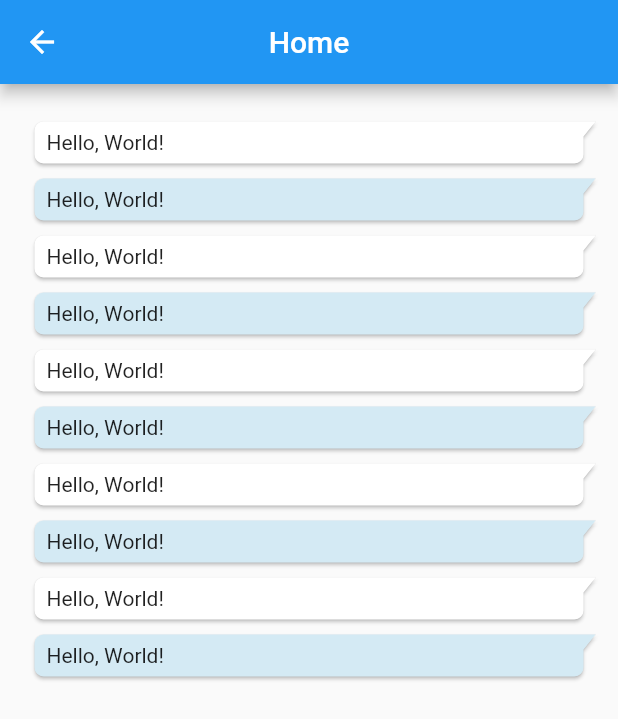
After one commit to wesamamassi7667/chat-app-flutter, a Flutter app: the ChatScreen screen opened by its route, on a phone screen of 412 x 824 dp. The commit adds this screen. Shown: the top 719 px of the screen. Run offline on Flutter 3.47's test engine with Material 2 defaults, Android fonts, the phone set to English and light mode, and no system bars; drawn by our look-alikes of bubble; our stand-ins replace cloud_firestore, firebase_auth, firebase_core, google_sign_in, shared_preferences; accounts and stored records are empty.

Commit message:
refactor home to chat screen

```diff
--- a/lib/main.dart
+++ b/lib/main.dart
@@ -1,4 +1,5 @@
 import 'package:chat_app/helper/util_shared_preferences.dart';
+import 'package:chat_app/screens/chat_screen.dart';
 import 'package:chat_app/screens/home_screen.dart';
 import 'package:chat_app/screens/splash_screen.dart';
 import 'package:flutter/material.dart';
@@ -46,6 +47,8 @@ class MyApp extends StatelessWidget {
       routes: {
         '/splash':(context)=>SplashScreen(),
         '/login':(context)=>LoginScreen(),
+        '/chat':(context)=>ChatScreen(),
+
         '/home':(context)=>HomeScreen(),
       },
     );
--- /dev/null
+++ b/lib/screens/chat_screen.dart
@@ -0,0 +1,28 @@
+import 'package:flutter/material.dart';
+import 'package:bubble/bubble.dart';
+class ChatScreen extends StatelessWidget {
+  const ChatScreen({Key? key}) : super(key: key);
+
+  @override
+  Widget build(BuildContext context) {
+    return Scaffold(
+      appBar: AppBar(
+        title: Text('Home'),
+        centerTitle: true,
+      ),
+      body: ListView.builder(
+        itemCount: 10,
+        padding: EdgeInsets.all(15),
+        itemBuilder: (context,index){
+          return Bubble(
+            margin: BubbleEdges.only(top: 10),
+            stick: true, //false min width
+            nip: BubbleNip.rightTop,
+            color: index.isOdd?Color.fromRGBO(212, 234, 244, 1.0):null,
+            child: Text('Hello, World!', textAlign: TextAlign.start),
+          );
+        },
+      ),
+    );
+  }
+}
```
Also changed, not shown: lib/screens/home_screen.dart (+3 -17 lines).
